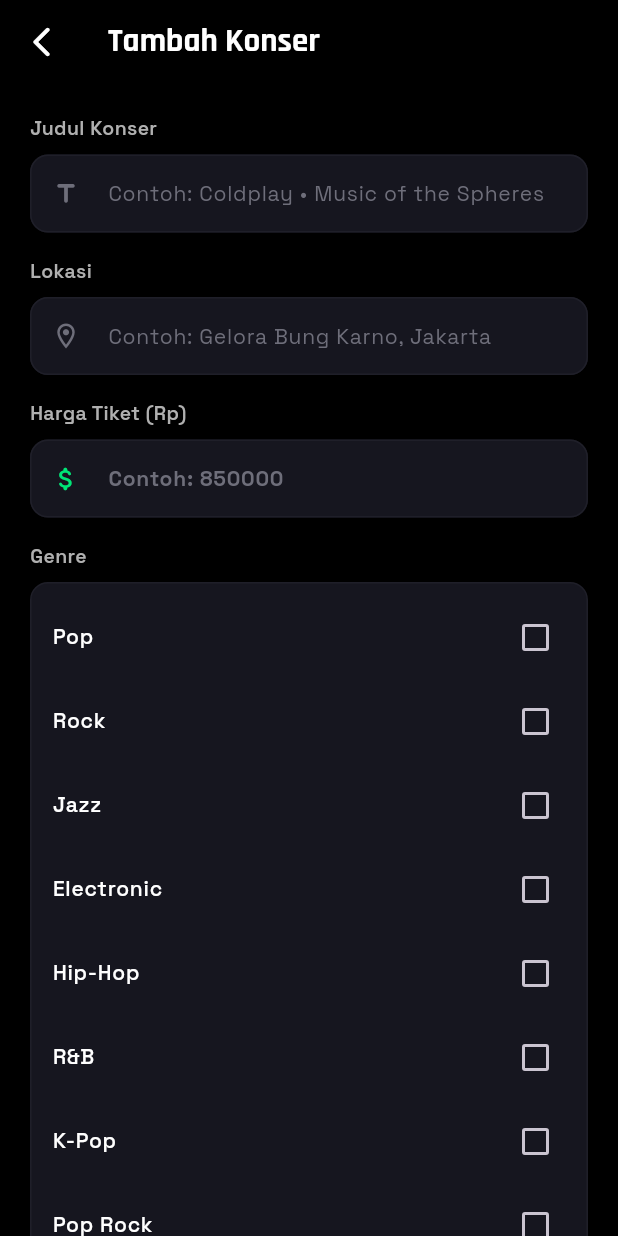
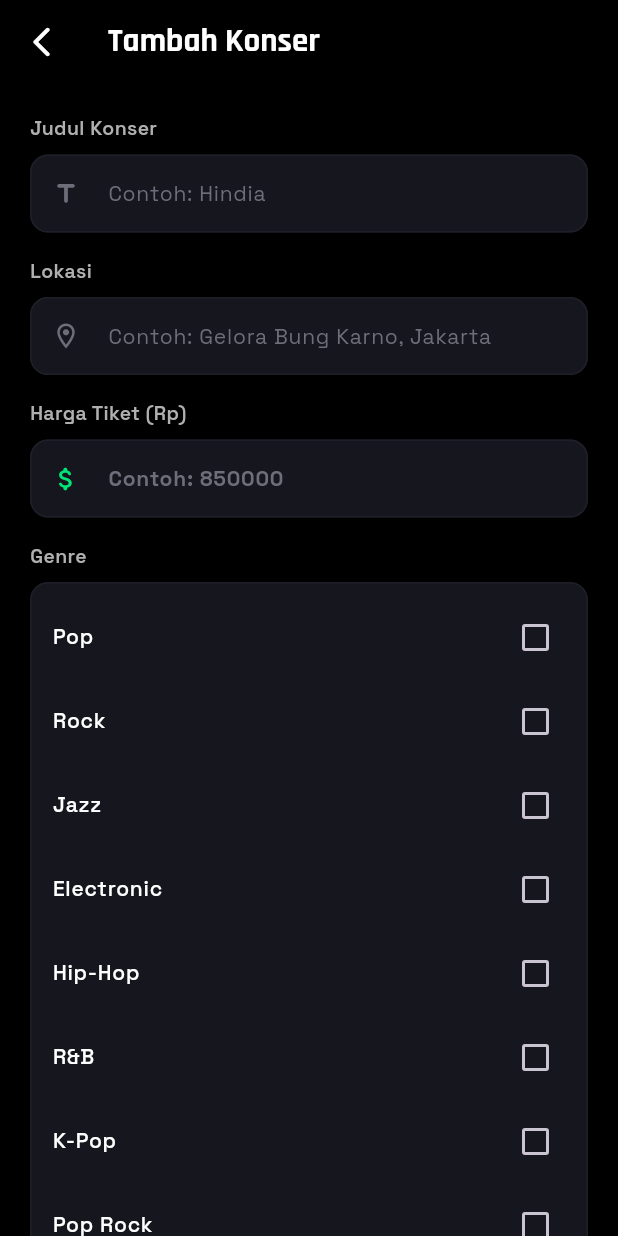
Before and after one commit to ysnalqdr/SoundWave, a Flutter app: the KonserScreen screen opened directly with empty values, after a tap on "Tambah Konser", on a phone screen of 412 x 824 dp. Run offline on Flutter 3.47's test engine with Material 3 defaults, Android fonts, the phone set to English and light mode, and no system bars; our stand-ins replace google_fonts, shimmer; network calls fail.

Commit message:
delete:clean comment code

```diff
--- a/lib/screens/admin/form_konser_screen.dart
+++ b/lib/screens/admin/form_konser_screen.dart
@@ -80,7 +80,7 @@ class _FormKonserScreenState extends State<FormKonserScreen> {
       builder: (ctx, child) => Theme(
         data: Theme.of(ctx).copyWith(
           colorScheme: const ColorScheme.dark(
-            primary: Colors.white, // Dipaksa putih agar senada
+            primary: Colors.white, //!Config Color
             surface: AppColors.surface,
           ),
         ),
@@ -187,7 +187,7 @@ class _FormKonserScreenState extends State<FormKonserScreen> {
                   color: AppColors.textPrimary,
                 ),
                 decoration: const InputDecoration(
-                  hintText: 'Contoh: Coldplay • Music of the Spheres',
+                  hintText: 'Contoh: Hindia',
                   prefixIcon: Icon(
                     Icons.title_rounded,
                     color: AppColors.textMuted,
@@ -227,7 +227,7 @@ class _FormKonserScreenState extends State<FormKonserScreen> {
                 controller: _hargaCtrl,
                 keyboardType: TextInputType.number,
                 style: GoogleFonts.spaceGrotesk(
-                  // KUNCI 1: Menggunakan warnaHarga dari tema agar otomatis menyala hijau neon menonjol!
+                  //! WarnaHarga Ijo
                   color: AppColors.warnaHarga,
                   fontWeight: FontWeight.w700,
                 ),
@@ -236,7 +236,7 @@ class _FormKonserScreenState extends State<FormKonserScreen> {
                   prefixIcon: Icon(
                     Icons.attach_money_rounded,
                     color: AppColors
-                        .warnaHarga, // Icon dollar juga ikut menyala hijau neon
+                        .warnaHarga, //!Icon Dollar
                     size: 20,
                   ),
                 ),
@@ -270,7 +270,7 @@ class _FormKonserScreenState extends State<FormKonserScreen> {
                         title: Text(
                           g,
                           style: GoogleFonts.spaceGrotesk(
-                            // KUNCI 2: Jika dipilih, teks menyala mengikuti warnaHarga (Hijau Neon)
+                            //! OnClick Warna Harga
                             color: isChecked
                                 ? AppColors.warnaHarga
                                 : AppColors.textPrimary,
@@ -282,7 +282,7 @@ class _FormKonserScreenState extends State<FormKonserScreen> {
                         value: isChecked,
                         activeColor: Colors.transparent,
                         checkColor:
-                            AppColors.warnaHarga, // Warna centang hijau neon
+                            AppColors.warnaHarga, //! Warna Centang Ijo
                         controlAffinity: ListTileControlAffinity.trailing,
                         contentPadding:
                             const EdgeInsets.symmetric(horizontal: 14),
@@ -374,7 +374,7 @@ class _FormKonserScreenState extends State<FormKonserScreen> {
                   color: AppColors.textPrimary,
                 ),
                 decoration: const InputDecoration(
-                  hintText: 'Contoh: Live Nation Indonesia',
+                  hintText: 'Contoh: Live Feast',
                   prefixIcon: Icon(
                     Icons.business_outlined,
                     color: AppColors.textMuted,
@@ -422,9 +422,7 @@ class _FormKonserScreenState extends State<FormKonserScreen> {
 
               const SizedBox(height: 32),
 
-              //! KUNCI 3: Tombol bawaanmu di-render pakai skema warna baru (Putih-Hitam)
-              //! TOMBOL: Di-set manual warna abu-abu dengan teks putih
-              //! TOMBOL: Sudah diperbaiki bagian border-nya menggunakan properti 'side'
+              //! Button Hitam Putih
               SizedBox(
                 width: double.infinity,
                 height: 52,
@@ -432,8 +430,8 @@ class _FormKonserScreenState extends State<FormKonserScreen> {
                   onPressed: _sedangSimpan ? null : _simpan,
                   style: ElevatedButton.styleFrom(
                     backgroundColor:
-                        AppColors.surfaceLight, // Warna abu-abu gelap
-                    foregroundColor: Colors.white, // Teks & ikon warna putih
+                        AppColors.surfaceLight, //! Warna
+                    foregroundColor: Colors.white, //! Teks Icon
                     disabledBackgroundColor:
                         AppColors.surfaceLight.withOpacity(0.5),
                     elevation: 0,
--- a/lib/screens/admin/konser_screen.dart
+++ b/lib/screens/admin/konser_screen.dart
@@ -420,30 +420,27 @@ class _KonserScreenState extends State<KonserScreen> {
                   ),
                 ),
 
-                // KODE ORIGINAL KAMU (Badge Genre Kembali ke Putih Transparan Semula)
-// PEMBERSIHAN BADGE GENRE: Dibuat lebih rapi, proporsional, dan senada tema
+                //TODO: BADGE
                 Positioned(
                   top:
-                      12, // Sedikit diturunkan agar sejajar tombol aksi di kanan
+                      12,
                   left:
-                      12, // Sedikit digeser agar tidak terlalu mepet pinggir card
+                      12,
                   child: Wrap(
                     spacing: 6.0,
                     runSpacing: 4.0,
                     children: konser.genre.map((genre) {
                       return Container(
-                        // Padding diperbaiki: atas-bawah 5, kanan-kiri 11 agar teks punya ruang bernapas
                         padding: const EdgeInsets.symmetric(
                             horizontal: 11, vertical: 5),
                         decoration: BoxDecoration(
-                          // Menggunakan abu-abu gelap semi-transparan yang mewah, senada dengan tombol aksi
                           color: AppColors.background.withValues(alpha: 0.75),
                           borderRadius:
-                              BorderRadius.circular(30), // Sudut bulat sempurna
+                              BorderRadius.circular(30),
                           border: Border.all(
                             color: AppColors.divider.withValues(
                                 alpha:
-                                    0.5), // Garis tepi super tipis agar tegas
+                                    0.5),
                             width: 0.8,
                           ),
                         ),
@@ -451,7 +448,7 @@ class _KonserScreenState extends State<KonserScreen> {
                           genre,
                           style: GoogleFonts.spaceGrotesk(
                             color: AppColors
-                                .textPrimary, // Warna teks putih/terang bawaan tema
+                                .textPrimary, //! Warna teks
                             fontSize: 10,
                             fontWeight: FontWeight.w600,
                             letterSpacing: 0.3,
@@ -461,7 +458,7 @@ class _KonserScreenState extends State<KonserScreen> {
                     }).toList(),
                   ),
                 ),
-                // KODE ORIGINAL KAMU (3 Tombol Aksi 👁 ✏️ 🗑 Tetap Transparan Hitam Bawaanmu)
+                //TODO: BUTTON ACTION 3(DELETE,EDIT,INSPECT)
                 Positioned(
                   top: 8,
                   right: 8,
@@ -580,7 +577,7 @@ class _KonserScreenState extends State<KonserScreen> {
     );
   }
 
-  // KODE ORIGINAL KAMU (Fungsi Dasar Tombol Aksi Dipertahankan)
+  //! CONFIG BASIC BUTTON ACTION
   Widget _tombolAksi({
     required IconData ikon,
     required Color warna,
@@ -600,7 +597,7 @@ class _KonserScreenState extends State<KonserScreen> {
     );
   }
 
-  //! ================= PERBAIKAN UTAMA PADA FLOATING ACTION BUTTON =================
+  //! FLOATING ACTION BUTTON
   Widget _buildFAB() {
     return FloatingActionButton.extended(
       onPressed: () async {
@@ -618,18 +615,18 @@ class _KonserScreenState extends State<KonserScreen> {
         }
       },
       backgroundColor: AppColors
-          .surfaceLight, // WARNA BARU: Abu-abu gelap (senada kotak genre)
+          .surfaceLight,
       elevation: 0,
       shape: RoundedRectangleBorder(
         borderRadius: BorderRadius.circular(12),
-        side: const BorderSide(color: AppColors.divider), // Garis pinggir tipis
+        side: const BorderSide(color: AppColors.divider),
       ),
       icon: const Icon(Icons.add_rounded,
-          color: Colors.white), // Ikon dipaksa PUTIH
+          color: Colors.white),
       label: Text(
         'Tambah Konser',
         style: GoogleFonts.spaceGrotesk(
-          color: Colors.white, // Teks dipaksa PUTIH BERSIH agar kontras tinggi
+          color: Colors.white,
           fontWeight: FontWeight.w600,
         ),
       ),
--- a/lib/screens/splash_screen.dart
+++ b/lib/screens/splash_screen.dart
@@ -37,7 +37,7 @@ class _SplashScreenState extends State<SplashScreen>
     _fadeAnim = Tween<double>(begin: 0.0, end: 1.0).animate(
       CurvedAnimation(
         parent: _controller,
-        curve: Curves.easeIn, // mulai pelan lalu cepat
+        curve: Curves.easeIn,
       ),
     );
 
@@ -45,7 +45,7 @@ class _SplashScreenState extends State<SplashScreen>
     _scaleAnim = Tween<double>(begin: 0.7, end: 1.0).animate(
       CurvedAnimation(
         parent: _controller,
-        curve: Curves.elasticOut, // efek memantul
+        curve: Curves.elasticOut,
       ),
     );
 
--- a/lib/utils/app_theme.dart
+++ b/lib/utils/app_theme.dart
@@ -4,18 +4,18 @@ import 'package:google_fonts/google_fonts.dart';
 //!Config Colors
 
 class AppColors {
-  //! Warna Latar Belakang (Monochrome Premium)
+  //! Warna Latar Belakang Monochrome
   static const Color background   = Color(0xFF000000);
   static const Color surface      = Color(0xFF0B0B0F);
   static const Color surfaceLight = Color(0xFF16161F);
   static const Color card         = Color(0xFF12121A);
 
-  //! ================= WARNA KHUSUS BARU (BIAR GAK RIBET) =================
-  static const Color warnaTombolBg   = Color(0xFFFFFFFF); // Putih solid buat background tombol
-  static const Color warnaTombolTeks = Color(0xFF000000); // Hitam pekat buat teks di dalam tombol
-  static const Color warnaHarga      = Color(0xFF00E676); // Hijau Neon terang khusus buat HARGA & GENRE AKTIF
+  //! Warna Tambahan
+  static const Color warnaTombolBg   = Color(0xFFFFFFFF); //TODO: Warna Background Button
+  static const Color warnaTombolTeks = Color(0xFF000000); //TODO: Teks Di Dalam Button
+  static const Color warnaHarga      = Color(0xFF00E676); //TODO: Harga Genre
 
-  //! Warna Utama (Tetap Monochrome)
+  //! Warna Utama
   static const Color primary  = Color(0xFFFFFFFF);
   static const Color accent   = Color(0xFFE0E0E6);
   static const Color success  = Color(0xFF00E676);
@@ -30,7 +30,7 @@ class AppColors {
   //! Garis Pembatas
   static const Color divider = Color(0xFF1F1F29);
 
-  //! Gradient (Biar Header Kelompok Kamu Tetap Clean Abu-Hitam)
+  //! Gradient (Header Kelompok)
   static const LinearGradient primaryGradient = LinearGradient(
     colors: [Color(0xFF1E1E24), Color(0xFF111115)],
     begin: Alignment.topLeft,
@@ -94,11 +94,11 @@ class AppTheme {
         contentPadding: const EdgeInsets.symmetric(horizontal: 16, vertical: 14),
       ),
 
-      //! SINKRONISASI TOMBOL GLOBAL (Membaca Warna Baru)
+      //! Global Button
       elevatedButtonTheme: ElevatedButtonThemeData(
         style: ElevatedButton.styleFrom(
-          backgroundColor: AppColors.warnaTombolBg,   // Pakai warna baru (Putih)
-          foregroundColor: AppColors.warnaTombolTeks, // Pakai warna baru (Hitam)
+          backgroundColor: AppColors.warnaTombolBg,
+          foregroundColor: AppColors.warnaTombolTeks,
           minimumSize: const Size(double.infinity, 52),
           shape: RoundedRectangleBorder(borderRadius: BorderRadius.circular(12)),
           textStyle: GoogleFonts.spaceGrotesk(fontSize: 16, fontWeight: FontWeight.w700),
```
Also changed, not shown: lib/screens/admin/profil_screen.dart (+7 -8 lines), lib/screens/admin/tiket_screen.dart (+17 -22 lines).
